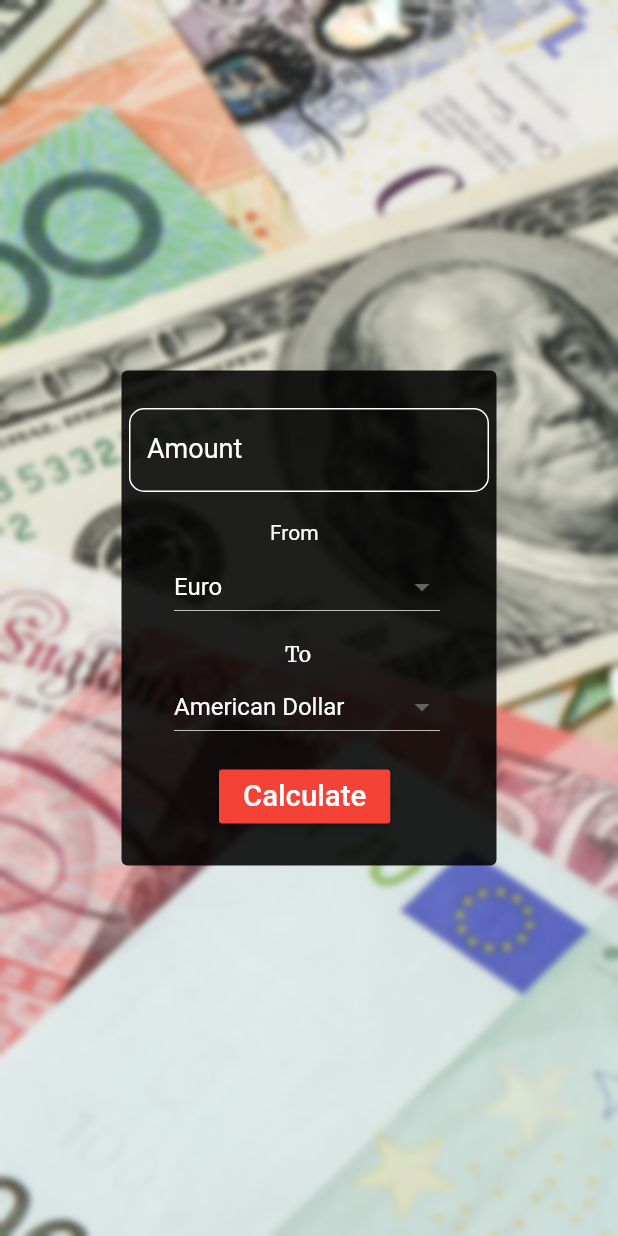
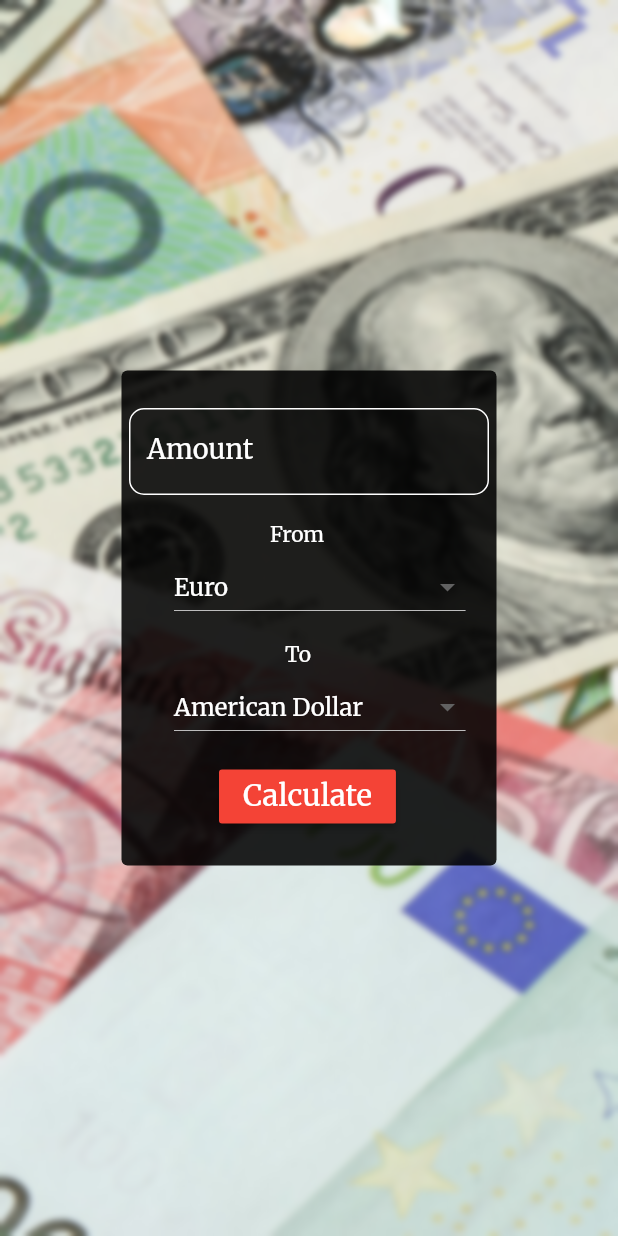
Before and after one commit to ShamanDev/CurrencyCalculatorFlutter, a Flutter app: the screen it shows after launch, on a phone screen of 412 x 824 dp. Run offline on Flutter 3.47's test engine with Material 2 defaults, Android fonts, the phone set to English and light mode, and no system bars.

Commit message:
Update main.dart

```diff
--- a/lib/main.dart
+++ b/lib/main.dart
@@ -7,6 +7,7 @@ class Main extends StatelessWidget {
   Widget build(BuildContext context) {
     return MaterialApp(
       debugShowCheckedModeBanner: false,
+      theme: ThemeData(fontFamily: 'Merriweather'),
       title: 'Currency Calculator',
       home:MainScreen(),
     );
```
